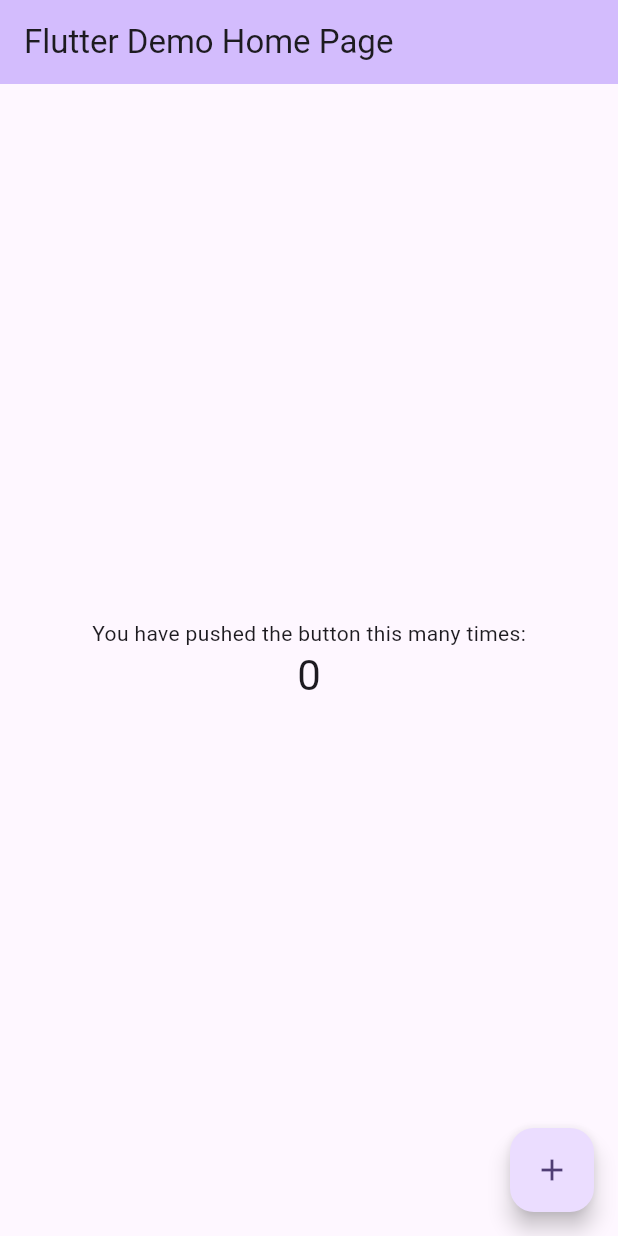
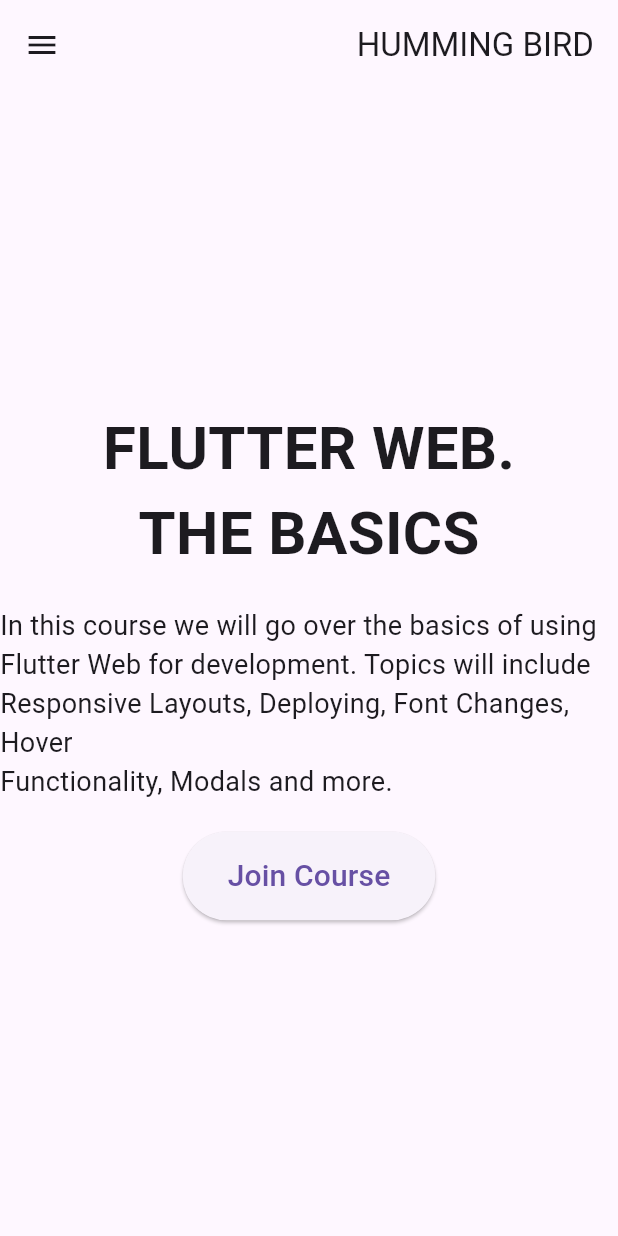
Before and after one commit to SEC-MASUM/flutter_responsive_design, a Flutter app: the screen it shows after launch, on a phone screen of 412 x 824 dp. Run offline on Flutter 3.47's test engine with Material 3 defaults, Android fonts, the phone set to English and light mode, and no system bars.

Commit message:
Mobile Design

```diff
--- a/lib/main.dart
+++ b/lib/main.dart
@@ -1,125 +1,17 @@
 import 'package:flutter/material.dart';
+import 'package:flutter_responsive_design_assignment/screens/home_screen.dart';
 
-void main() {
-  runApp(const MyApp());
+void main(){
+  runApp(const RDAApp());
 }
 
-class MyApp extends StatelessWidget {
-  const MyApp({super.key});
+class RDAApp extends StatelessWidget {
+  const RDAApp({super.key});
 
-  // This widget is the root of your application.
   @override
   Widget build(BuildContext context) {
-    return MaterialApp(
-      title: 'Flutter Demo',
-      theme: ThemeData(
-        // This is the theme of your application.
-        //
-        // TRY THIS: Try running your application with "flutter run". You'll see
-        // the application has a purple toolbar. Then, without quitting the app,
-        // try changing the seedColor in the colorScheme below to Colors.green
-        // and then invoke "hot reload" (save your changes or press the "hot
-        // reload" button in a Flutter-supported IDE, or press "r" if you used
-        // the command line to start the app).
-        //
-        // Notice that the counter didn't reset back to zero; the application
-        // state is not lost during the reload. To reset the state, use hot
-        // restart instead.
-        //
-        // This works for code too, not just values: Most code changes can be
-        // tested with just a hot reload.
-        colorScheme: ColorScheme.fromSeed(seedColor: Colors.deepPurple),
-        useMaterial3: true,
-      ),
-      home: const MyHomePage(title: 'Flutter Demo Home Page'),
+    return  const MaterialApp(
+      home: HomeScreen(),
     );
   }
 }
-
-class MyHomePage extends StatefulWidget {
-  const MyHomePage({super.key, required this.title});
-
-  // This widget is the home page of your application. It is stateful, meaning
-  // that it has a State object (defined below) that contains fields that affect
-  // how it looks.
-
-  // This class is the configuration for the state. It holds the values (in this
-  // case the title) provided by the parent (in this case the App widget) and
-  // used by the build method of the State. Fields in a Widget subclass are
-  // always marked "final".
-
-  final String title;
-
-  @override
-  State<MyHomePage> createState() => _MyHomePageState();
-}
-
-class _MyHomePageState extends State<MyHomePage> {
-  int _counter = 0;
-
-  void _incrementCounter() {
-    setState(() {
-      // This call to setState tells the Flutter framework that something has
-      // changed in this State, which causes it to rerun the build method below
-      // so that the display can reflect the updated values. If we changed
-      // _counter without calling setState(), then the build method would not be
-      // called again, and so nothing would appear to happen.
-      _counter++;
-    });
-  }
-
-  @override
-  Widget build(BuildContext context) {
-    // This method is rerun every time setState is called, for instance as done
-    // by the _incrementCounter method above.
-    //
-    // The Flutter framework has been optimized to make rerunning build methods
-    // fast, so that you can just rebuild anything that needs updating rather
-    // than having to individually change instances of widgets.
-    return Scaffold(
-      appBar: AppBar(
-        // TRY THIS: Try changing the color here to a specific color (to
-        // Colors.amber, perhaps?) and trigger a hot reload to see the AppBar
-        // change color while the other colors stay the same.
-        backgroundColor: Theme.of(context).colorScheme.inversePrimary,
-        // Here we take the value from the MyHomePage object that was created by
-        // the App.build method, and use it to set our appbar title.
-        title: Text(widget.title),
-      ),
-      body: Center(
-        // Center is a layout widget. It takes a single child and positions it
-        // in the middle of the parent.
-        child: Column(
-          // Column is also a layout widget. It takes a list of children and
-          // arranges them vertically. By default, it sizes itself to fit its
-          // children horizontally, and tries to be as tall as its parent.
-          //
-          // Column has various properties to control how it sizes itself and
-          // how it positions its children. Here we use mainAxisAlignment to
-          // center the children vertically; the main axis here is the vertical
-          // axis because Columns are vertical (the cross axis would be
-          // horizontal).
-          //
-          // TRY THIS: Invoke "debug painting" (choose the "Toggle Debug Paint"
-          // action in the IDE, or press "p" in the console), to see the
-          // wireframe for each widget.
-          mainAxisAlignment: MainAxisAlignment.center,
-          children: <Widget>[
-            const Text(
-              'You have pushed the button this many times:',
-            ),
-            Text(
-              '$_counter',
-              style: Theme.of(context).textTheme.headlineMedium,
-            ),
-          ],
-        ),
-      ),
-      floatingActionButton: FloatingActionButton(
-        onPressed: _incrementCounter,
-        tooltip: 'Increment',
-        child: const Icon(Icons.add),
-      ), // This trailing comma makes auto-formatting nicer for build methods.
-    );
-  }
-}
--- /dev/null
+++ b/lib/screens/home_screen.dart
@@ -0,0 +1,96 @@
+import 'package:flutter/material.dart';
+
+class HomeScreen extends StatefulWidget {
+  const HomeScreen({super.key});
+
+  @override
+  State<HomeScreen> createState() => _HomeScreenState();
+}
+
+class _HomeScreenState extends State<HomeScreen> {
+  @override
+  Widget build(BuildContext context) {
+    return Scaffold(
+      appBar: AppBar(
+        title: const Align(
+            alignment: Alignment.centerRight, child: Text("HUMMING BIRD")),
+        toolbarHeight: 60.0,
+        // actions: const [
+        //   Padding(
+        //     padding: EdgeInsets.only(right: 20),
+        //     child: Text("Courses"),
+        //   ),
+        //   Padding(
+        //     padding: EdgeInsets.only(right: 20),
+        //     child: Text("About"),
+        //   )
+        // ],
+      ),
+      drawer: const Drawer(
+        child: SafeArea(
+          child: Column(
+            children: [
+              DrawerHeader(
+                padding: EdgeInsets.all(0),
+                child: UserAccountsDrawerHeader(
+                  decoration: BoxDecoration(color: Colors.greenAccent),
+                  accountName: Text("Md. Masum Billah"),
+                  accountEmail: Text("masum.jess42@gmail.com"),
+                ),
+              ),
+              ListTile(
+                leading: Icon(Icons.square_rounded),
+                title: Text("Courses"),
+              ),
+              ListTile(
+                leading: Icon(Icons.info),
+                title: Text("About"),
+              ),
+            ],
+          ),
+        ),
+      ),
+      body: Center(
+        child: Column(
+          mainAxisAlignment: MainAxisAlignment.center,
+          crossAxisAlignment: CrossAxisAlignment.center,
+          children: [
+            const Text(
+              'FLUTTER WEB.',
+              style: TextStyle(
+                fontSize: 40,
+                fontWeight: FontWeight.bold,
+              ),
+            ),
+            const Text(
+              'THE BASICS',
+              style: TextStyle(
+                fontSize: 40,
+                fontWeight: FontWeight.bold,
+              ),
+            ),
+            const SizedBox(height: 20),
+            const Text(
+              'In this course we will go over the basics of using\nFlutter Web for development. Topics will include\nResponsive Layouts, Deploying, Font Changes, Hover\nFunctionality, Modals and more.',
+              style: TextStyle(
+                fontSize: 18,
+              ),
+            ),
+            const SizedBox(height: 20),
+            ElevatedButton(
+              onPressed: () {},
+              style: ElevatedButton.styleFrom(
+                padding:
+                    const EdgeInsets.symmetric(horizontal: 30, vertical: 15),
+              ),
+              child: const Text(
+                'Join Course',
+                style: TextStyle(fontSize: 20),
+              ),
+            ),
+          ],
+        ),
+      ),
+    );
+  }
+}
```
Also changed, not shown: 1 other file.
